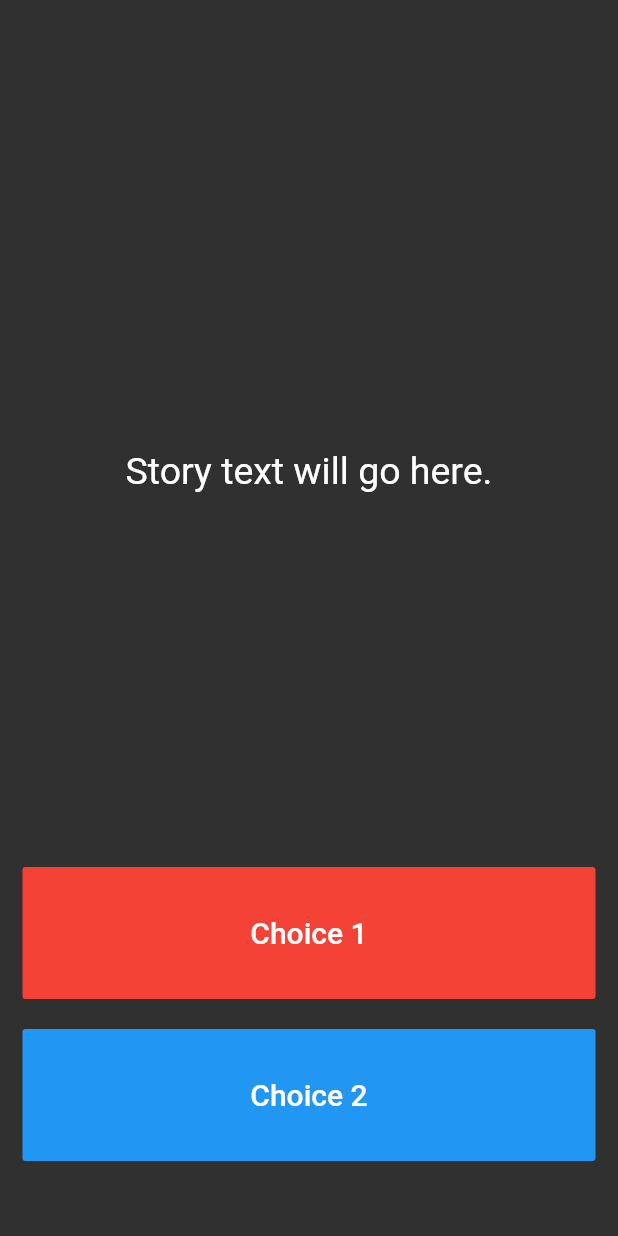
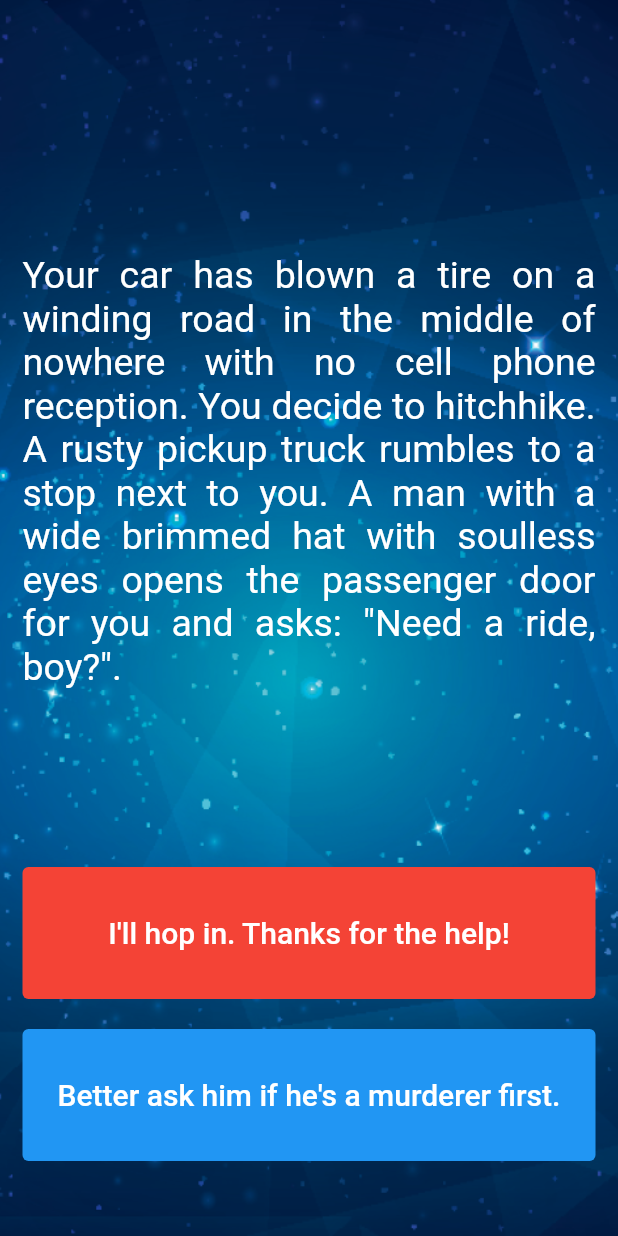
Before and after one commit to BBarisKilic/Flutter-Development-Bootcamp, a Flutter app: the screen it shows after launch, on a phone screen of 412 x 824 dp. Run offline on Flutter 3.47's test engine with Material 2 defaults, Android fonts, the phone set to English and light mode, and no system bars; our stand-ins replace audioplayers, rflutter_alert.

Commit message:
destini completed.

```diff
--- a/destini/lib/main.dart
+++ b/destini/lib/main.dart
@@ -1,6 +1,5 @@
+import 'package:destini/story_brain.dart';
 import 'package:flutter/material.dart';
-
-//TODO: Step 15 - Run the app and see if you can see the screen update with the first story. Delete this TODO if it looks as you expected.
 
 void main() => runApp(Destini());
 
@@ -14,18 +13,26 @@
   }
 }
 
-//TODO: Step 9 - Create a new storyBrain object from the StoryBrain class.
+StoryBrain storyBrain = StoryBrain();
 
 class StoryPage extends StatefulWidget {
   _StoryPageState createState() => _StoryPageState();
 }
 
 class _StoryPageState extends State<StoryPage> {
+  String backgroundImage = "images/background.png";
+
   @override
   Widget build(BuildContext context) {
     return Scaffold(
       body: Container(
-        //TODO: Step 1 - Add background.png to this Container as a background image.
+        decoration: BoxDecoration(
+          image: DecorationImage(
+              fit: BoxFit.cover,
+              image: Image.asset(
+                backgroundImage,
+              ).image),
+        ),
         padding: EdgeInsets.symmetric(vertical: 50.0, horizontal: 15.0),
         constraints: BoxConstraints.expand(),
         child: SafeArea(
@@ -36,8 +43,8 @@
                 flex: 12,
                 child: Center(
                   child: Text(
-                    //TODO: Step 10 - use the storyBrain to get the first story title and display it in this Text Widget.
-                    'Story text will go here.',
+                    storyBrain.getStory(),
+                    textAlign: TextAlign.justify,
                     style: TextStyle(
                       fontSize: 25.0,
                     ),
@@ -46,17 +53,20 @@
               ),
               Expanded(
                 flex: 2,
-                child: FlatButton(
+                child: TextButton(
                   onPressed: () {
-                    //Choice 1 made by user.
-                    //TODO: Step 18 - Call the nextStory() method from storyBrain and pass the number 1 as the choice made by the user.
+                    setState(() {
+                      storyBrain.nextStory(1);
+                    });
                   },
-                  color: Colors.red,
+                  style: ButtonStyle(
+                    backgroundColor: MaterialStateProperty.all(Colors.red),
+                  ),
                   child: Text(
-                    //TODO: Step 13 - Use the storyBrain to get the text for choice 1.
-                    'Choice 1',
+                    storyBrain.getChoice1(),
                     style: TextStyle(
                       fontSize: 20.0,
+                      color: Colors.white,
                     ),
                   ),
                 ),
@@ -66,19 +76,23 @@
               ),
               Expanded(
                 flex: 2,
-                //TODO: Step 26 - Use a Flutter Visibility Widget to wrap this FlatButton.
-                //TODO: Step 28 - Set the "visible" property of the Visibility Widget to equal the output from the buttonShouldBeVisible() method in the storyBrain.
-                child: FlatButton(
-                  onPressed: () {
-                    //Choice 2 made by user.
-                    //TODO: Step 19 - Call the nextStory() method from storyBrain and pass the number 2 as the choice made by the user.
-                  },
-                  color: Colors.blue,
-                  child: Text(
-                    //TODO: Step 14 - Use the storyBrain to get the text for choice 2.
-                    'Choice 2',
-                    style: TextStyle(
-                      fontSize: 20.0,
+                child: Visibility(
+                  visible: storyBrain.buttonShouldBeVisible(),
+                  child: TextButton(
+                    onPressed: () {
+                      setState(() {
+                        storyBrain.nextStory(2);
+                      });
+                    },
+                    style: ButtonStyle(
+                      backgroundColor: MaterialStateProperty.all(Colors.blue),
+                    ),
+                    child: Text(
+                      storyBrain.getChoice2(),
+                      style: TextStyle(
+                        fontSize: 20.0,
+                        color: Colors.white,
+                      ),
                     ),
                   ),
                 ),
@@ -90,7 +104,3 @@
     );
   }
 }
-
-//TODO: Step 24 - Run the app and try to figure out what code you need to add to this file to make the story change when you press on the choice buttons.
-
-//TODO: Step 29 - Run the app and test it against the Story Outline to make sure you've completed all the steps. The code for the completed app can be found here: https://github.com/londonappbrewery/destini-challenge-completed/
```
Also changed, not shown: destini/lib/story.dart (+6 -4 lines), destini/lib/story_brain.dart (+89 -51 lines).
